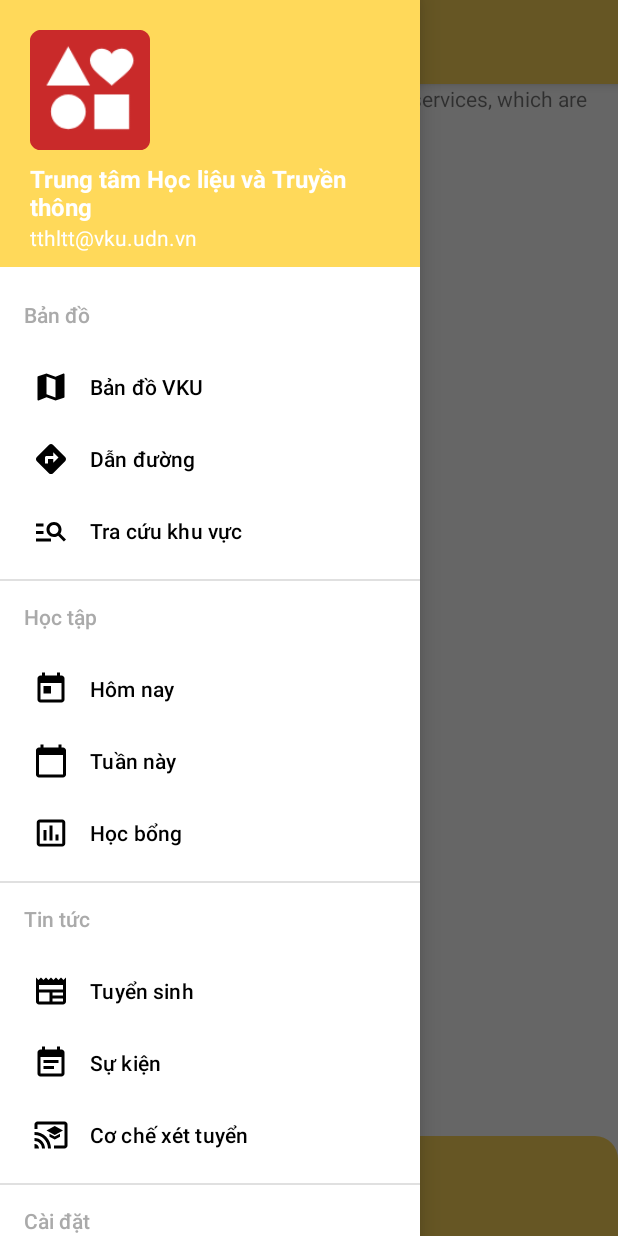
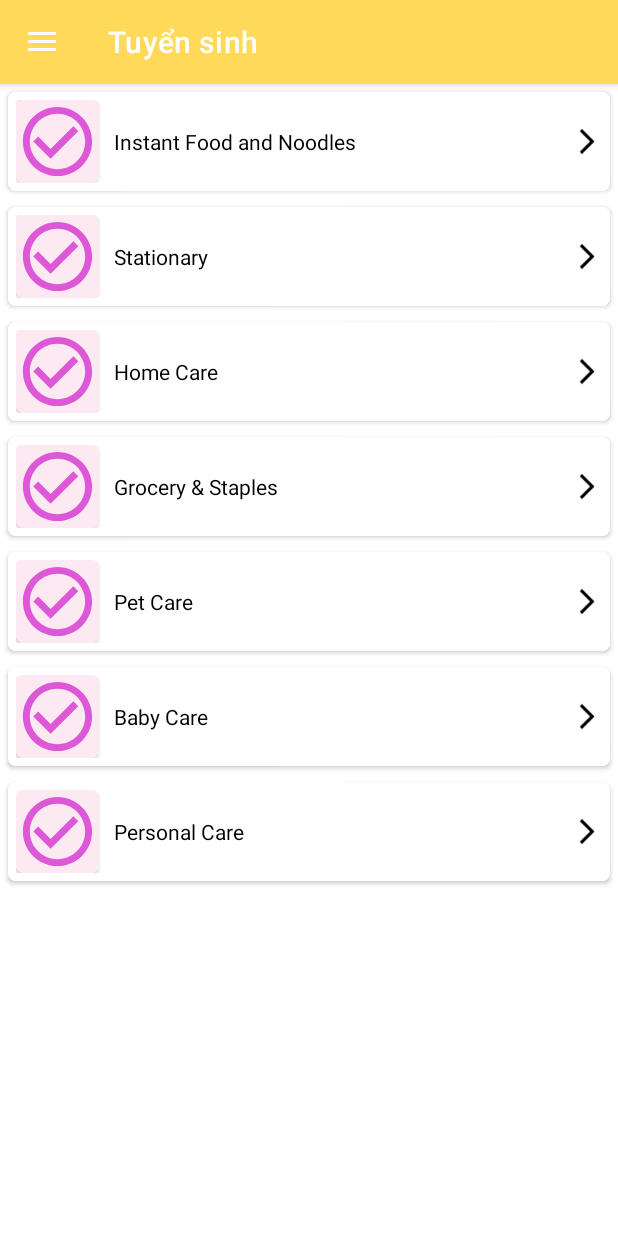
Before and after one commit to sonnh-21IT/VKUmaps, an Android app: the screen it shows after launch (MainActivity), after a tap on "Tra cứu khu vực", on a phone screen of 412 x 824 dp. Run offline under Robolectric (Android 15) with nearby library versions, the phone set to English and light mode, and no system bars; our stand-ins replace Firebase (no records; nobody signed in at launch, a user with empty details on screens opened directly), data binding; 1 other tap on this screen came first.

Commit message:
search fragment

```diff
--- a/app/build.gradle
+++ b/app/build.gradle
@@ -66,6 +66,5 @@ dependencies {
     annotationProcessor 'com.github.bumptech.glide:compiler:4.13.2'
     //lottie
     implementation 'com.airbnb.android:lottie:6.0.0'
-    //FlexboxLayoutManager
-    implementation 'com.google.android.flexbox:flexbox:3.0.0'
+
 }
--- a/app/src/main/java/com/example/vkumaps/activities/BrowserActivity.java
+++ b/app/src/main/java/com/example/vkumaps/activities/BrowserActivity.java
@@ -121,9 +121,6 @@ public class BrowserActivity extends AppCompatActivity {
                             // Sao chép ClipData vào clipboard
                             clipboardManager.setPrimaryClip(clipData);
 
-                            // Thông báo hoàn thành việc copy
-                            Toast.makeText(getApplicationContext(), "Đã sao chép nội dung", Toast.LENGTH_SHORT).show();
-
                             return true;
                         }
                         if (itemId == R.id.po_open_as_default_browser) {
--- a/app/src/main/java/com/example/vkumaps/activities/FeedbackActivity.java
+++ b/app/src/main/java/com/example/vkumaps/activities/FeedbackActivity.java
@@ -45,7 +45,6 @@ public class FeedbackActivity extends AppCompatActivity {
                 Intent intent = new Intent(getApplicationContext(), MainActivity.class);
                 intent.setFlags(Intent.FLAG_ACTIVITY_CLEAR_TASK | Intent.FLAG_ACTIVITY_NEW_TASK);
                 startActivity(intent);
-                finish();
             }
         });
 
--- a/app/src/main/java/com/example/vkumaps/activities/MainActivity.java
+++ b/app/src/main/java/com/example/vkumaps/activities/MainActivity.java
@@ -4,12 +4,7 @@ import android.content.Intent;
 import android.net.Uri;
 import android.os.Bundle;
 import android.provider.Settings;
-import android.text.SpannableString;
-import android.text.style.TextAppearanceSpan;
-import android.view.ContextMenu;
-import android.view.Menu;
 import android.view.MenuItem;
-import android.view.View;
 
 import androidx.annotation.NonNull;
 import androidx.appcompat.app.ActionBar;
@@ -27,6 +22,7 @@ import com.example.vkumaps.R;
 import com.example.vkumaps.fragment.AdmissionsFragment;
 import com.example.vkumaps.fragment.EventFragment;
 import com.example.vkumaps.fragment.HomeFragment;
+import com.example.vkumaps.fragment.SearchByAreaFragment;
 import com.example.vkumaps.listener.ChangeFragmentListener;
 import com.google.android.material.bottomsheet.BottomSheetBehavior;
 import com.google.android.material.navigation.NavigationView;
@@ -37,7 +33,7 @@ public class MainActivity extends AppCompatActivity implements NavigationView.On
     private static final int FRAGMENT_HOME = 0;
     private static final int FRAGMENT_ADMISSION = 1;
     private static final int FRAGMENT_EVENT = 2;
-    private static final int FRAGMENT_WEEKLY_SCHEDULE = 3;
+    private static final int FRAGMENT_SEARCH_BY_AREA = 3;
     private int currentFragment = FRAGMENT_HOME;
     private Toolbar toolbar;
     private FirebaseAuth auth;
@@ -95,9 +91,11 @@ public class MainActivity extends AppCompatActivity implements NavigationView.On
                 currentFragment = FRAGMENT_EVENT;
                 drawerLayout.closeDrawer(GravityCompat.START);
             }
-        } else if (id == R.id.nav_week) {
-            if (currentFragment != FRAGMENT_WEEKLY_SCHEDULE) {
-                //code..
+        } else if (id == R.id.nav_area) {
+            if (currentFragment != FRAGMENT_SEARCH_BY_AREA) {
+                replaceFragment(new SearchByAreaFragment(this));
+                currentFragment = FRAGMENT_SEARCH_BY_AREA;
+                drawerLayout.closeDrawer(GravityCompat.START);
             }
         } else if (id == R.id.nav_account) {
             openAccount();
--- /dev/null
+++ b/app/src/main/java/com/example/vkumaps/adapters/NestedAdapter.java
@@ -0,0 +1,47 @@
+package com.example.vkumaps.adapters;
+
+import android.view.LayoutInflater;
+import android.view.View;
+import android.view.ViewGroup;
+import android.widget.TextView;
+
+import androidx.annotation.NonNull;
+import androidx.recyclerview.widget.RecyclerView;
+
+import com.example.vkumaps.R;
+
+import java.util.List;
+
+public class NestedAdapter extends RecyclerView.Adapter<NestedAdapter.MyViewHolder> {
+    private List<String> mList;
+
+    public NestedAdapter(List<String> mList) {
+        this.mList = mList;
+    }
+
+    @NonNull
+    @Override
+    public MyViewHolder onCreateViewHolder(@NonNull ViewGroup parent, int viewType) {
+        View view = LayoutInflater.from(parent.getContext()).inflate(R.layout.nested_item , parent , false);
+        return new MyViewHolder(view);
+    }
+
+    @Override
+    public void onBindViewHolder(@NonNull MyViewHolder holder, int position) {
+        holder.mTv.setText(mList.get(position));
+    }
+
+    @Override
+    public int getItemCount() {
+        return mList.size();
+    }
+
+    public class MyViewHolder extends RecyclerView.ViewHolder{
+
+        private TextView mTv;
+        public MyViewHolder(@NonNull View itemView) {
+            super(itemView);
+            mTv = itemView.findViewById(R.id.nestedItemTv);
+        }
+    }
+}
--- /dev/null
+++ b/app/src/main/java/com/example/vkumaps/adapters/SearchByAreaAdapter.java
@@ -0,0 +1,84 @@
+package com.example.vkumaps.adapters;
+
+import android.view.LayoutInflater;
+import android.view.View;
+import android.view.ViewGroup;
+import android.widget.ImageView;
+import android.widget.LinearLayout;
+import android.widget.ListView;
+import android.widget.RelativeLayout;
+import android.widget.TextView;
+
+import androidx.annotation.NonNull;
+import androidx.recyclerview.widget.LinearLayoutManager;
+import androidx.recyclerview.widget.RecyclerView;
+
+import com.example.vkumaps.R;
+import com.example.vkumaps.models.DataModel;
+
+import java.util.List;
+
+public class SearchByAreaAdapter extends RecyclerView.Adapter<SearchByAreaAdapter.MyViewHolder> {
+    private List<DataModel> mList;
+    private List<String> list;
+
+    public SearchByAreaAdapter(List<DataModel> mList) {
+        this.mList = mList;
+    }
+
+    @NonNull
+    @Override
+    public MyViewHolder onCreateViewHolder(@NonNull ViewGroup parent, int viewType) {
+        View view  = LayoutInflater.from(parent.getContext()).inflate(R.layout.layout_each_item , parent , false);
+        return new MyViewHolder(view);
+    }
+
+    @Override
+    public void onBindViewHolder(@NonNull MyViewHolder holder, int position) {
+        DataModel model = mList.get(position);
+        holder.textView.setText(model.getItemText());
+
+        list=mList.get(position).getNestedList();
+
+        boolean isExpandable = model.isExpandable();
+        holder.expanderLinearLayout.setVisibility(isExpandable ? View.VISIBLE : View.GONE);
+
+        if (isExpandable){
+            holder.img.setRotation(90f);
+        }else{
+            holder.img.setRotation(0f);
+        }
+        holder.nestedRecyclerView.setLayoutManager(new LinearLayoutManager(holder.itemView.getContext()));
+        holder.nestedRecyclerView.setHasFixedSize(true);
+        NestedAdapter adapter = new NestedAdapter(list);
+        holder.nestedRecyclerView.setAdapter(adapter);
+        holder.linearLayout.setOnClickListener(new View.OnClickListener() {
+            @Override
+            public void onClick(View v) {
+                list = model.getNestedList();
+                notifyItemChanged(holder.getAdapterPosition());
+                model.setExpandable(!model.isExpandable());
+            }
+        });
+    }
+
+    @Override
+    public int getItemCount() {
+        return mList.size();
+    }
+
+    public class MyViewHolder extends RecyclerView.ViewHolder{
+        private LinearLayout linearLayout,expanderLinearLayout;
+        private TextView textView;
+        private ImageView icon,img;
+        private RecyclerView nestedRecyclerView;
+        public MyViewHolder(@NonNull View itemView) {
+            super(itemView);
+            linearLayout=itemView.findViewById(R.id.linear_layout);
+            expanderLinearLayout=itemView.findViewById(R.id.expandable_layout);
+            textView=itemView.findViewById(R.id.tv);
+            img=itemView.findViewById(R.id.img);
+            nestedRecyclerView=itemView.findViewById(R.id.child_rv);
+        }
+    }
+}
--- a/app/src/main/java/com/example/vkumaps/fragment/EventFragment.java
+++ b/app/src/main/java/com/example/vkumaps/fragment/EventFragment.java
@@ -5,9 +5,7 @@ import android.os.Bundle;
 import android.view.LayoutInflater;
 import android.view.View;
 import android.view.ViewGroup;
-import android.widget.Toast;
 
-import androidx.annotation.NonNull;
 import androidx.constraintlayout.widget.ConstraintLayout;
 import androidx.fragment.app.Fragment;
 import androidx.recyclerview.widget.LinearLayoutManager;
@@ -15,13 +13,11 @@ import androidx.recyclerview.widget.RecyclerView;
 
 import com.example.vkumaps.R;
 import com.example.vkumaps.activities.BrowserActivity;
-import com.example.vkumaps.activities.MainActivity;
 import com.example.vkumaps.adapters.NewsAdapter;
 import com.example.vkumaps.listener.ChangeFragmentListener;
 import com.example.vkumaps.listener.ItemNewsClickListener;
 import com.example.vkumaps.models.News;
 import com.google.android.gms.tasks.OnCompleteListener;
-import com.google.android.gms.tasks.OnFailureListener;
 import com.google.android.gms.tasks.Task;
 import com.google.firebase.firestore.FirebaseFirestore;
 import com.google.firebase.firestore.Query;
@@ -37,14 +33,15 @@ public class EventFragment extends Fragment implements ItemNewsClickListener {
     private NewsAdapter adapter;
     private ChangeFragmentListener listener;
     private ConstraintLayout loadView;
-    public EventFragment(ChangeFragmentListener listener){
-        this.listener=listener;
+
+    public EventFragment(ChangeFragmentListener listener) {
+        this.listener = listener;
     }
 
     @Override
     public View onCreateView(LayoutInflater inflater, ViewGroup container,
                              Bundle savedInstanceState) {
-        View rootView=inflater.inflate(R.layout.fragment_event, container, false);
+        View rootView = inflater.inflate(R.layout.fragment_event, container, false);
         // Inflate the layout for this fragment
         listener.changeTitle("Sự kiện");
         loadView = rootView.findViewById(R.id.loader_view);
@@ -52,18 +49,18 @@ public class EventFragment extends Fragment implements ItemNewsClickListener {
         rc.setVisibility(View.GONE);
         loadView.setVisibility(View.VISIBLE);
         rc.setHasFixedSize(true);
-        RecyclerView.LayoutManager layoutManager=new LinearLayoutManager(requireContext(),LinearLayoutManager.VERTICAL,false);
+        RecyclerView.LayoutManager layoutManager = new LinearLayoutManager(requireContext(), LinearLayoutManager.VERTICAL, false);
         rc.setLayoutManager(layoutManager);
         firestore = FirebaseFirestore.getInstance();
         listNews = new ArrayList<>();
-        adapter=new NewsAdapter(listNews,this);
+        adapter = new NewsAdapter(listNews, this);
         rc.setAdapter(adapter);
 
         firestore.collection("newstable").orderBy("created", Query.Direction.DESCENDING)
                 .get().addOnCompleteListener(new OnCompleteListener<QuerySnapshot>() {
                     @Override
-                    public void onComplete(@NonNull Task<QuerySnapshot> task) {
-                        if(task.isSuccessful()){
+                    public void onComplete(Task<QuerySnapshot> task) {
+                        if (task.isSuccessful()) {
                             for (QueryDocumentSnapshot document : task.getResult()) {
                                 News newsModel = document.toObject(News.class);
                                 listNews.add(newsModel);
@@ -71,8 +68,6 @@ public class EventFragment extends Fragment implements ItemNewsClickListener {
                                 loadView.setVisibility(View.GONE);
                                 rc.setVisibility(View.VISIBLE);
                             }
-                        } else {
-                            Toast.makeText(getContext(), task.getException() + "", Toast.LENGTH_SHORT).show();
                         }
                     }
                 });
@@ -82,9 +77,9 @@ public class EventFragment extends Fragment implements ItemNewsClickListener {
 
     @Override
     public void onItemClick(News news) {
-        Intent intent=new Intent(requireContext(),BrowserActivity.class);
-        intent.putExtra("url",news.getUrl());
-        intent.putExtra("title",news.getTitle());
+        Intent intent = new Intent(requireContext(), BrowserActivity.class);
+        intent.putExtra("url", news.getUrl());
+        intent.putExtra("title", news.getTitle());
         startActivity(intent);
     }
 }
--- /dev/null
+++ b/app/src/main/java/com/example/vkumaps/fragment/SearchByAreaFragment.java
@@ -0,0 +1,123 @@
+package com.example.vkumaps.fragment;
+
+import android.os.Bundle;
+import android.view.LayoutInflater;
+import android.view.View;
+import android.view.ViewGroup;
+
+import androidx.fragment.app.Fragment;
+import androidx.recyclerview.widget.LinearLayoutManager;
+import androidx.recyclerview.widget.RecyclerView;
+
+import com.example.vkumaps.R;
+import com.example.vkumaps.adapters.SearchByAreaAdapter;
+import com.example.vkumaps.listener.ChangeFragmentListener;
+import com.example.vkumaps.models.DataModel;
+
+import java.util.ArrayList;
+import java.util.List;
+
+public class SearchByAreaFragment extends Fragment {
+    private ChangeFragmentListener listener;
+    private RecyclerView recyclerView;
+    private List<DataModel> mList;
+    private SearchByAreaAdapter adapter;
+    public SearchByAreaFragment(ChangeFragmentListener listener){
+        this.listener=listener;
+    }
+    @Override
+    public View onCreateView(LayoutInflater inflater, ViewGroup container,
+                             Bundle savedInstanceState) {
+        // Inflate the layout for this fragment
+        View view= inflater.inflate(R.layout.fragment_search_by_area, container, false);
+        listener.changeTitle("Tuyển sinh");
+        recyclerView = view.findViewById(R.id.rc_main);
+        recyclerView.setHasFixedSize(true);
+        recyclerView.setLayoutManager(new LinearLayoutManager(requireContext()));
+
+        mList = new ArrayList<>();
+        //list1
+        List<String> nestedList1 = new ArrayList<>();
+        nestedList1.add("Jams and Honey");
+        nestedList1.add("Pickles and Chutneys");
+        nestedList1.add("Readymade Meals");
+        nestedList1.add("Chyawanprash and Health Foods");
+        nestedList1.add("Pasta and Soups");
+        nestedList1.add("Sauces and Ketchup");
+        nestedList1.add("Namkeen and Snacks");
+        nestedList1.add("Honey and Spreads");
+
+        List<String> nestedList2 = new ArrayList<>();
+        nestedList2.add("Book");
+        nestedList2.add("Pen");
+        nestedList2.add("Office Chair");
+        nestedList2.add("Pencil");
+        nestedList2.add("Eraser");
+        nestedList2.add("NoteBook");
+        nestedList2.add("Map");
+        nestedList2.add("Office Table");
+
+        List<String> nestedList3 = new ArrayList<>();
+        nestedList3.add("Decorates");
+        nestedList3.add("Tea Table");
+        nestedList3.add("Wall Paint");
+        nestedList3.add("Furniture");
+        nestedList3.add("Bedsits");
+        nestedList3.add("Certain");
+        nestedList3.add("Namkeen and Snacks");
+        nestedList3.add("Honey and Spreads");
+
+        List<String> nestedList4 = new ArrayList<>();
+        nestedList4.add("Pasta");
+        nestedList4.add("Spices");
+        nestedList4.add("Salt");
+        nestedList4.add("Chyawanprash");
+        nestedList4.add("Maggie");
+        nestedList4.add("Sauces and Ketchup");
+        nestedList4.add("Snacks");
+        nestedList4.add("Kurkure");
+
+        List<String> nestedList5 = new ArrayList<>();
+        nestedList5.add("Jams and Honey");
+        nestedList5.add("Pickles and Chutneys");
+        nestedList5.add("Readymade Meals");
+        nestedList5.add("Chyawanprash and Health Foods");
+        nestedList5.add("Pasta and Soups");
+        nestedList5.add("Sauces and Ketchup");
+        nestedList5.add("Namkeen and Snacks");
+        nestedList5.add("Honey and Spreads");
+
+        List<String> nestedList6 = new ArrayList<>();
+        nestedList6.add("Pasta");
+        nestedList6.add("Spices");
+        nestedList6.add("Salt");
+        nestedList6.add("Chyawanprash");
+        nestedList6.add("Maggie");
+        nestedList6.add("Sauces and Ketchup");
+        nestedList6.add("Snacks");
+        nestedList6.add("Kurkure");
+
+
+        List<String> nestedList7 = new ArrayList<>();
+        nestedList7.add("Decorates");
+        nestedList7.add("Tea Table");
+        nestedList7.add("Wall Paint");
+        nestedList7.add("Furniture");
+        nestedList7.add("Bedsits");
+        nestedList7.add("Certain");
+        nestedList7.add("Namkeen and Snacks");
+        nestedList7.add("Honey and Spreads");
+
+        mList.add(new DataModel(nestedList1 , "Instant Food and Noodles"));
+        mList.add(new DataModel( nestedList2,"Stationary"));
+        mList.add(new DataModel( nestedList3,"Home Care"));
+        mList.add(new DataModel(nestedList4 ,"Grocery & Staples"));
+        mList.add(new DataModel(nestedList5,"Pet Care"));
+        mList.add(new DataModel(nestedList6,"Baby Care"));
+        mList.add(new DataModel(nestedList7 ,"Personal Care"));
+
+        adapter = new SearchByAreaAdapter(mList);
+        recyclerView.setAdapter(adapter);
+        return view;
+    }
+}
--- /dev/null
+++ b/app/src/main/java/com/example/vkumaps/models/DataModel.java
@@ -0,0 +1,32 @@
+package com.example.vkumaps.models;
+
+import java.util.List;
+
+public class DataModel {
+
+    private List<String> nestedList;
+    private String itemText;
+    private boolean isExpandable;
+
+    public DataModel(List<String> itemList, String itemText) {
+        this.nestedList = itemList;
+        this.itemText = itemText;
+        isExpandable = false;
+    }
+
+    public void setExpandable(boolean expandable) {
+        isExpandable = expandable;
+    }
+
+    public List<String> getNestedList() {
+        return nestedList;
+    }
+
+    public String getItemText() {
+        return itemText;
+    }
+
+    public boolean isExpandable() {
+        return isExpandable;
+    }
+}
--- a/app/src/main/res/layout/activity_feedback.xml
+++ b/app/src/main/res/layout/activity_feedback.xml
@@ -4,7 +4,8 @@
     xmlns:tools="http://schemas.android.com/tools"
     android:layout_width="match_parent"
     android:layout_height="match_parent"
-    tools:context=".activities.FeedbackActivity">
+    tools:context=".activities.FeedbackActivity"
+    android:background="@color/white">
 
     <LinearLayout
         android:layout_width="match_parent"
@@ -31,12 +32,14 @@
             android:layout_height="150dp"
             android:layout_gravity="center"
             android:layout_marginTop="-75dp"
+            android:backgroundTint="@android:color/darker_gray"
             android:background="@drawable/round_back_white_stroke_1000"
             android:padding="20dp">
 
             <View
                 android:layout_width="match_parent"
                 android:layout_height="match_parent"
+                android:backgroundTint="@android:color/darker_gray"
                 android:background="@drawable/round_back_white_1000" />
 
             <ImageView
@@ -93,11 +96,13 @@
             android:paddingBottom="10dp">
 
             <com.google.android.material.textfield.TextInputLayout
+                app:boxStrokeColor="@color/black"
                 android:id="@+id/textInputLayout4"
                 style="@style/Widget.MaterialComponents.TextInputLayout.OutlinedBox"
                 android:layout_width="match_parent"
                 android:layout_height="64dp"
                 android:hint="Tên của bạn"
+                android:textColorHint="@android:color/darker_gray"
                 android:paddingBottom="10dp"
                 app:layout_constraintEnd_toEndOf="parent"
                 app:layout_constraintHorizontal_bias="0.424"
@@ -106,6 +111,7 @@
 
                 <EditText
                     android:id="@+id/ratingName"
+                    android:textColor="@color/black"
                     android:layout_width="match_parent"
                     android:layout_height="match_parent"
                     android:inputType="text" />
@@ -113,10 +119,13 @@
 
             <com.google.android.material.textfield.TextInputLayout
                 android:id="@+id/textInputLayout5"
+                app:boxStrokeColor="@color/black"
                 style="@style/Widget.MaterialComponents.TextInputLayout.OutlinedBox"
                 android:layout_width="match_parent"
                 android:layout_height="130dp"
+                app:boxBackgroundMode="outline"
                 android:hint="Mô tả"
+                android:textColorHint="@android:color/darker_gray"
                 app:layout_constraintEnd_toEndOf="parent"
                 app:layout_constraintHorizontal_bias="0.424"
                 app:layout_constraintStart_toStartOf="parent"
@@ -127,6 +136,7 @@
                     android:layout_width="match_parent"
                     android:layout_height="match_parent"
                     android:gravity="top"
+                    android:textColor="@color/black"
                     android:inputType="text" />
             </com.google.android.material.textfield.TextInputLayout>
         </LinearLayout>
--- /dev/null
+++ b/app/src/main/res/layout/fragment_search_by_area.xml
@@ -0,0 +1,14 @@
+<?xml version="1.0" encoding="utf-8"?>
+<FrameLayout xmlns:android="http://schemas.android.com/apk/res/android"
+    xmlns:tools="http://schemas.android.com/tools"
+    android:layout_width="match_parent"
+    android:layout_height="match_parent"
+    tools:context=".fragment.HomeFragment">
+
+    <!-- TODO: Update blank fragment layout -->
+    <androidx.recyclerview.widget.RecyclerView
+        android:id="@+id/rc_main"
+        android:layout_width="match_parent"
+        android:layout_height="match_parent" />
+
+</FrameLayout>
--- /dev/null
+++ b/app/src/main/res/layout/layout_each_item.xml
@@ -0,0 +1,72 @@
+<layout xmlns:android="http://schemas.android.com/apk/res/android"
+    xmlns:app="http://schemas.android.com/apk/res-auto">
+
+    <androidx.cardview.widget.CardView
+        android:layout_width="match_parent"
+        android:layout_height="wrap_content"
+        android:layout_margin="5dp"
+        android:elevation="6dp"
+        android:minHeight="55dp"
+        app:cardCornerRadius="5dp">
+
+        <LinearLayout
+            android:background="@color/white"
+            android:id="@+id/linear_layout"
+            android:layout_width="match_parent"
+            android:layout_height="wrap_content"
+            android:orientation="vertical">
+
+            <LinearLayout
+                android:layout_width="match_parent"
+                android:layout_height="wrap_content"
+                android:orientation="horizontal"
+                android:padding="5dp">
+
+                <androidx.cardview.widget.CardView
+                    android:layout_width="wrap_content"
+                    android:layout_height="wrap_content"
+                    app:cardCornerRadius="5dp">
+
+                    <ImageView
+                        android:layout_width="55dp"
+                        android:layout_height="55dp"
+                        android:background="#FCE9F1"
+                        android:src="@drawable/ic_check"
+                        app:tint="#DD58D6" />
+                </androidx.cardview.widget.CardView>
+
+                <TextView
+                    android:id="@+id/tv"
+                    android:layout_width="0dp"
+                    android:layout_height="wrap_content"
+                    android:layout_gravity="center_vertical"
+                    android:layout_marginHorizontal="10dp"
+                    android:layout_weight="18"
+                    android:gravity="start"
+                    android:text="Khu công nghiệp"
+                    android:textColor="@color/black" />
+
+                <ImageView
+                    android:id="@+id/img"
+                    android:layout_width="20dp"
+                    android:layout_height="55dp"
+                    android:rotation="90"
+                    android:src="@drawable/ic_go" />
+            </LinearLayout>
+
+
+            <LinearLayout
+                android:id="@+id/expandable_layout"
+                android:layout_width="match_parent"
+                android:layout_height="wrap_content">
+
+                <androidx.recyclerview.widget.RecyclerView
+                    android:id="@+id/child_rv"
+                    android:layout_width="match_parent"
+                    android:layout_height="wrap_content"
+                    android:padding="5dp" />
+            </LinearLayout>
+        </LinearLayout>
+    </androidx.cardview.widget.CardView>
+
+</layout>
--- /dev/null
+++ b/app/src/main/res/layout/nested_item.xml
@@ -0,0 +1,23 @@
+<?xml version="1.0" encoding="utf-8"?>
+<layout xmlns:android="http://schemas.android.com/apk/res/android"
+    xmlns:app="http://schemas.android.com/apk/res-auto">
+    <LinearLayout
+        android:background="@color/white"
+        android:layout_margin="8dp"
+        android:id="@+id/cardView"
+        android:layout_width="match_parent"
+        android:layout_height="wrap_content">
+        <TextView
+            android:background="@color/white"
+            android:layout_width="match_parent"
+            android:layout_height="wrap_content"
+            android:id="@+id/nestedItemTv"
+            android:text="Grocery and Stationary"
+            android:textColor="@color/black"
+            android:textSize="16sp"
+            android:layout_gravity="center"
+            android:padding="5dp"/>
+
+    </LinearLayout>
+
+</layout>
--- a/app/src/main/res/values-night/themes.xml
+++ b/app/src/main/res/values-night/themes.xml
@@ -22,4 +22,10 @@
         <item name="android:textColor">@color/black</item>
         <item name="android:colorBackground">@color/white</item>
     </style>
+    <style name="Theme.OutLineBox" parent="Base.Widget.MaterialComponents.TextInputLayout">
+        <item name="colorOutline">
+            @color/black
+        </item>
+        <item name="boxCollapsedPaddingTop">0dp</item>
+    </style>
 </resources>
```
Also changed, not shown: gradle.properties (+9 -13 lines).
